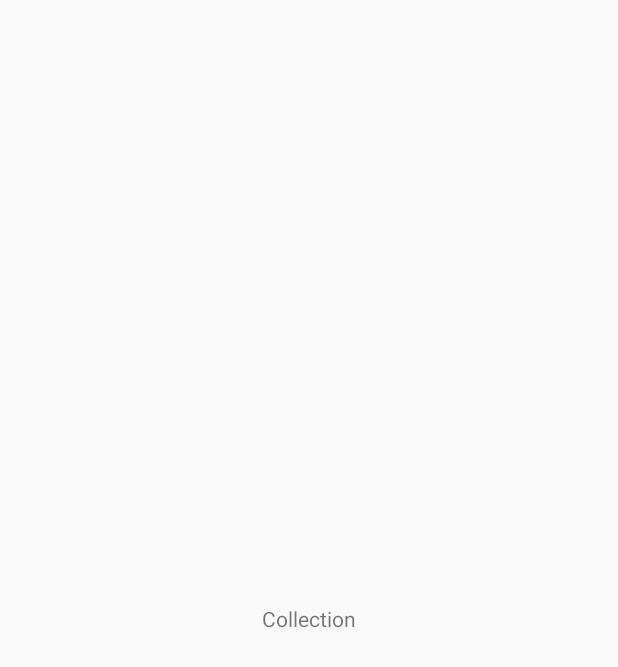
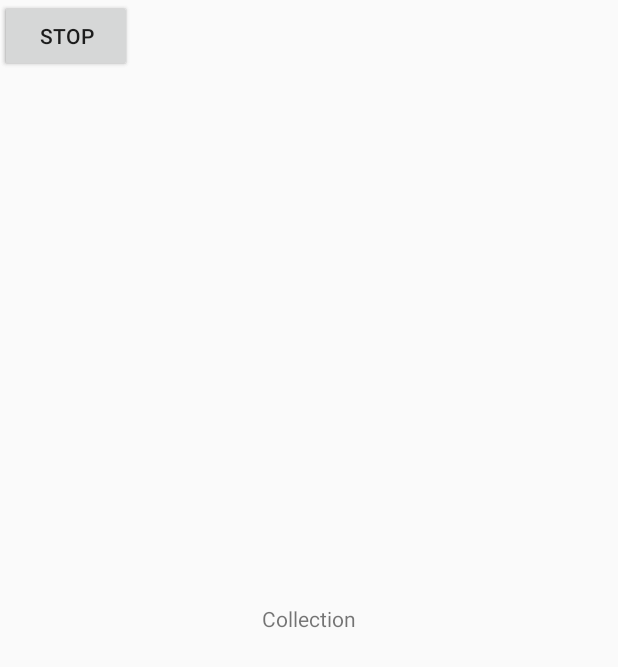
Before and after one commit to TimeFur/Ballon, an Android app: the Collection screen opened directly, with no data from a screen before it, on a phone screen of 412 x 824 dp. Before the commit the part shown is almost empty. Shown: the top 667 px of the screen. Run offline under Robolectric (Android 15) with nearby library versions, the phone set to English and light mode, and no system bars.

Commit message:
Create the template for each view & AsyncTask

```diff
--- a/app/src/main/java/com/example/wayne/pdor/Collection.java
+++ b/app/src/main/java/com/example/wayne/pdor/Collection.java
@@ -1,13 +1,57 @@
 package com.example.wayne.pdor;
 
+import android.media.AudioManager;
+import android.media.MediaPlayer;
+import android.os.AsyncTask;
 import android.support.v7.app.AppCompatActivity;
 import android.os.Bundle;
+import android.view.View;
+import android.widget.Button;
+
+import java.net.URL;
 
 public class Collection extends AppCompatActivity {
 
+    private MediaPlayer mediaPlayer;
+    private Button play_btn;
+    private Button stop_btn;
     @Override
     protected void onCreate(Bundle savedInstanceState) {
         super.onCreate(savedInstanceState);
         setContentView(R.layout.activity_collection);
+
+        //setting the media
+        mediaPlayer = new MediaPlayer();
+        mediaPlayer.setAudioStreamType(AudioManager.STREAM_MUSIC);
+
+        play_btn = findViewById(R.id.collectio_play_btn);
+        stop_btn = findViewById(R.id.collectio_stop_btn);
+
+        play_btn.setOnClickListener(new View.OnClickListener() {
+            @Override
+            public void onClick(View v) {
+
+            }
+        });
+        stop_btn.setOnClickListener(new View.OnClickListener() {
+            @Override
+            public void onClick(View v) {
+
+            }
+        });
+    }
+
+    /*========================================
+                   Stream data class
+     ========================================*/
+    class Stream_audio extends AsyncTask<URL, Integer, Long>
+    {
+        @Override
+        protected Long doInBackground(URL... urls) {
+
+
+
+            return null;
+        }
     }
 }
--- a/app/src/main/java/com/example/wayne/pdor/MainActivity.java
+++ b/app/src/main/java/com/example/wayne/pdor/MainActivity.java
@@ -71,14 +71,6 @@ public class MainActivity extends AppCompatActivity implements Retrive_info.Call
         ballon_btn.setOnClickListener(new View.OnClickListener() {
             @Override
             public void onClick(View v) {
-//                intent.setClass(MainActivity.this, Ballon.class);
-//                startActivity(intent);
-
-//                intent.setClass(MainActivity.this, Floating_window.class);
-//                Intent intent = new Intent(Settings.ACTION_MANAGE_OVERLAY_PERMISSION);
-//                intent.setData(Uri.parse("package:" + getPackageName()));
-//                startActivityForResult(intent, 1);
-
                 Intent startservice = new Intent(MainActivity.this, Floating_window.class);
                 startService(startservice);
             }
@@ -86,9 +78,8 @@ public class MainActivity extends AppCompatActivity implements Retrive_info.Call
         gift_btn.setOnClickListener(new View.OnClickListener() {
             @Override
             public void onClick(View v) {
-//                intent.setClass(MainActivity.this, Collection.class);
-//                startActivity(intent);
-                startActivity(new Intent(Intent.ACTION_VIEW,Uri.parse("https://www.youtube.com/watch?v=0TLhN3fPjk0")));
+                intent.setClass(MainActivity.this, Collection.class);
+                startActivity(intent);
             }
         });
         Log.d(TAG,"Middle  Start");
--- a/app/src/main/res/layout/activity_collection.xml
+++ b/app/src/main/res/layout/activity_collection.xml
@@ -19,4 +19,20 @@
         app:layout_constraintEnd_toEndOf="parent"
         app:layout_constraintStart_toStartOf="parent"
         app:layout_constraintTop_toTopOf="parent" />
+
+    <Button
+        android:id="@+id/collectio_play_btn"
+        android:layout_width="wrap_content"
+        android:layout_height="wrap_content"
+        android:text="Play"
+        tools:layout_editor_absoluteX="148dp"
+        tools:layout_editor_absoluteY="351dp" />
+
+    <Button
+        android:id="@+id/collectio_stop_btn"
+        android:layout_width="wrap_content"
+        android:layout_height="wrap_content"
+        android:text="Stop"
+        tools:layout_editor_absoluteX="148dp"
+        tools:layout_editor_absoluteY="416dp" />
 </android.support.constraint.ConstraintLayout>
```
